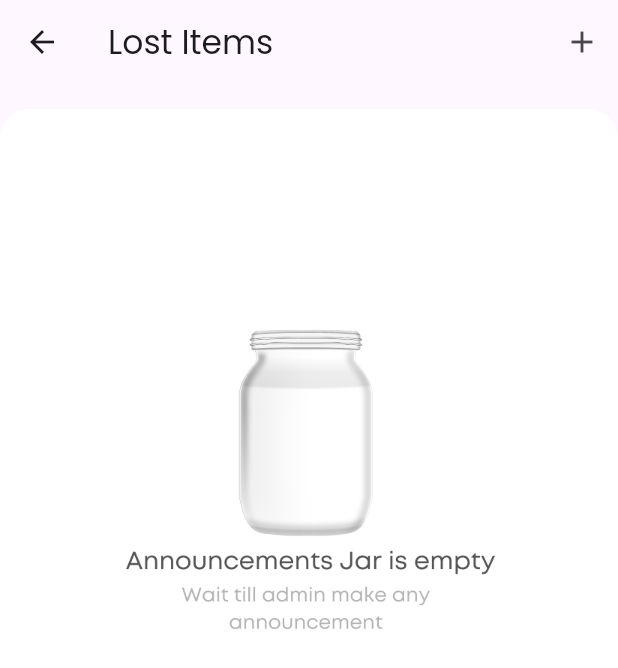
After one commit to PixelWeavers/dosra_ghar, a Flutter app: the LostScreen screen opened directly, on a phone screen of 412 x 824 dp. The commit adds this screen. Shown: the top 668 px of the screen. Run offline on Flutter 3.47's test engine with Material 3 defaults, Android fonts, the phone set to English and light mode, and no system bars; our stand-ins replace another_flushbar, cloud_firestore, firebase_auth, firebase_core, flutter_spinkit, flutter_svg and 6 more; missing offline and left inert: interval_time_picker; accounts and stored records are empty.

Commit message:
synced-latest

```diff
--- a/lib/main.dart
+++ b/lib/main.dart
@@ -7,6 +7,7 @@ import 'package:dosra_ghar/providers/user_provider.dart';
 import 'package:dosra_ghar/responses/carpoolResponse.dart';
 import 'package:dosra_ghar/utils/auth.dart';
 import 'package:dosra_ghar/views/auth_view.dart';
+import 'package:dosra_ghar/views/lost_screeen.dart';
 import 'package:dosra_ghar/views/home.dart';
 import 'package:dosra_ghar/views/volunteer_screen.dart';
 import 'package:dosra_ghar/views/volunteerr_list_display.dart';
--- /dev/null
+++ b/lib/views/lost_screeen.dart
@@ -0,0 +1,134 @@
+import 'package:cloud_firestore/cloud_firestore.dart';
+import 'package:dosra_ghar/views/announce.dart';
+import 'package:dosra_ghar/widgets/annoucement_card.dart';
+import 'package:flutter/material.dart';
+import 'package:flutter_spinkit/flutter_spinkit.dart';
+import 'package:google_fonts/google_fonts.dart';
+
+class LostScreen extends StatefulWidget {
+  const LostScreen({super.key});
+
+  @override
+  _LostScreenState createState() => _LostScreenState();
+}
+
+class _LostScreenState extends State<LostScreen> {
+  @override
+  Widget build(BuildContext context) {
+    double h = MediaQuery.of(context).size.height;
+    return Scaffold(
+      appBar: AppBar(
+        title: Text("Lost Items", style: GoogleFonts.poppins(),),
+        actions: [
+          IconButton(onPressed: (){
+
+          },
+          icon: Icon(Icons.add))
+        ],
+      ),
+      body: SingleChildScrollView(
+        child: Padding(
+          padding: EdgeInsets.only(top: h / 50),
+          child: Container(
+            decoration: const BoxDecoration(
+                color: Colors.white,
+                borderRadius: BorderRadius.only(
+                    topLeft: Radius.circular(20),
+                    topRight: Radius.circular(20))),
+            child: SizedBox(
+              height: MediaQuery.of(context).size.height / 1.1,
+              child: Column(
+                crossAxisAlignment: CrossAxisAlignment.start,
+                children: [
+
+
+
+                  SizedBox(
+                      height: h / 1.36,
+                      child: Column(
+                          crossAxisAlignment: CrossAxisAlignment.start,
+                          children: [
+                            Expanded(
+                              child: StreamBuilder<QuerySnapshot>(
+                                stream: FirebaseFirestore.instance
+                                    .collection('lostitems')
+                                    .snapshots(),
+                                builder: (context, snapshot) {
+                                  if (snapshot.hasError) {
+                                    return Text('Error: ${snapshot.error}');
+                                  }
+
+                                  if (!snapshot.hasData) {
+                                    return Container(
+                                        color: Theme.of(context)
+                                            .colorScheme
+                                            .secondary,
+                                        child: Center(
+                                            child: SpinKitFadingCube(
+                                                color: Theme.of(context)
+                                                    .colorScheme
+                                                    .primary,
+                                                size: 100.0)));
+                                  }
+
+                                  // Data is available
+                                  final announcementDocs = snapshot.data!.docs;
+
+                                  if (announcementDocs.isEmpty) {
+                                    return Center(
+                                      child: Column(
+                                        children: [
+                                          const SizedBox(
+                                            height: 70,
+                                          ),
+                                          Image.asset(
+                                            'assets/images/aano.png',
+                                            width: 270,
+                                            height: 370,
+                                            fit: BoxFit.scaleDown,
+                                          ),
+                                        ],
+                                      ),
+                                    );
+                                  }
+
+                                  return ListView.builder(
+                                    itemCount: announcementDocs.length,
+                                    reverse: false,
+                                    itemBuilder: (context, index) {
+                                      final announcement =
+                                          announcementDocs[index].data()
+                                              as Map<String, dynamic>?;
+                                      final title =
+                                          announcement?['title'] as String? ??
+                                              "";
+                                      final description =
+                                          announcement?['description']
+                                                  as String? ??
+                                              "";
+                                      final timestamp = announcement?['date'];
+                                      final time = DateTime.parse(timestamp);
+
+                                      return AnnouncementContainer(
+                                        title: title,
+                                        description: description,
+                                        timestamp: time,
+                                      );
+                                    },
+                                  );
+                                },
+                              ),
+                            ),
+                            // const SizedBox(
+                            //   height: 10,
+                            // ),
+                          ]))
+                ],
+              ),
+            ),
+          ),
+        ),
+      ),
+    );
+  }
+}
```
